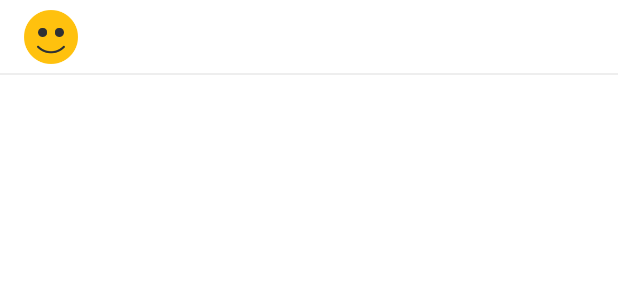
After one commit to tel3342311/iCGTracker, an Android app: the layout component_menu_item.xml on its own in the app's theme, with its tools: preview values and no code run, on a phone screen of 412 x 824 dp. The commit adds this screen. Shown: the top 300 px of the screen. Run offline under Robolectric (Android 15) with nearby library versions, the light colour scheme and no system bars.

Commit message:
Update Drawer Design layout

```diff
--- /dev/null
+++ b/app/src/main/res/layout/component_menu_item.xml
@@ -0,0 +1,42 @@
+<?xml version="1.0" encoding="utf-8"?>
+<RelativeLayout xmlns:android="http://schemas.android.com/apk/res/android"
+    android:layout_width="match_parent"
+    android:layout_height="@dimen/drawer_item_height">
+
+
+    <ImageView
+        android:id="@+id/item_icon"
+        android:layout_width="@dimen/drawer_icon_size"
+        android:layout_height="@dimen/drawer_icon_size"
+        android:layout_centerVertical="true"
+        android:layout_alignParentStart="true"
+        android:layout_marginStart="@dimen/activity_vertical_margin"
+        android:background="@drawable/menu_img_smail"/>
+
+     <TextView
+         android:id="@+id/title_text"
+         android:layout_width="wrap_content"
+         android:layout_height="wrap_content"
+         android:layout_centerVertical="true"
+         android:layout_toEndOf="@id/item_icon"
+         android:layout_marginStart="@dimen/activity_horizontal_margin"
+         style="@style/list_item"/>
+
+     <ImageView
+         android:id="@+id/item_connect_icon"
+         android:layout_width="@dimen/drawer_icon_size"
+         android:layout_height="@dimen/drawer_icon_size"
+         android:layout_centerVertical="true"
+         android:layout_alignParentEnd="true"
+         android:layout_marginEnd="@dimen/activity_vertical_margin"
+         android:background="@drawable/menu_img_smail"
+         android:visibility="invisible"/>
+
+     <View
+         android:layout_width="match_parent"
+         android:layout_height="1dp"
+         android:background="@color/md_grey_200"
+         android:layout_alignParentBottom="true"
+         android:layout_alignParentStart="true" />
+
+</RelativeLayout>
--- a/app/src/main/res/values/dimens.xml
+++ b/app/src/main/res/values/dimens.xml
@@ -171,6 +171,8 @@
     <dimen name="fence_list_item_height">120dp</dimen>
     <dimen name="fence_size_icon_width">100dp</dimen>
     <dimen name="fence_range_list_margin">8dp</dimen>
-
+    <!-- Drawer -->
+    <dimen name="drawer_item_height">50dp</dimen>
+    <dimen name="drawer_icon_size">36dp</dimen>
 
 </resources>
```
Also changed, not shown: app/src/main/java/icgtracker/liteon/com/iCGTracker/MainActivity.java (+45 -5 lines), app/src/main/java/icgtracker/liteon/com/iCGTracker/util/AppDrawerItem.java (added, +55 -0 lines), app/src/main/java/icgtracker/liteon/com/iCGTracker/util/AppDrawerItemAdapter.java (added, +93 -0 lines), app/src/main/res/layout/activity_main.xml (+7 -2 lines), app/src/main/res/menu/drawer_menu.xml (+37 -1 lines).
